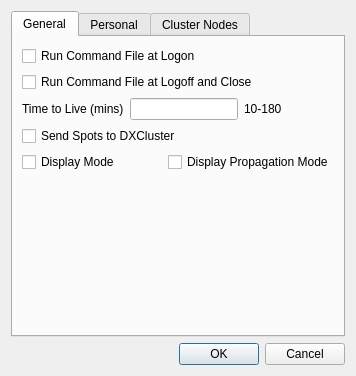
The window that mqt/MqtCluster/setupdialog.ui (Rsclub22/Minos2-Mirror) describes before a commit, drawn with Qt 5.
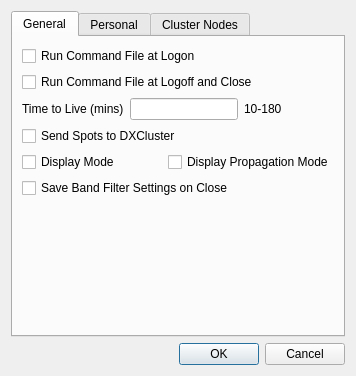
The same window after the commit. Custom widgets are drawn as their Qt base class.

Commit message: hide hf tab in cluster server and cluster client using removetab, save bandfilter settings in cluster server on close, plus add option to disable onclose save

What changed in the file:
```diff
--- a/mqt/MqtCluster/setupdialog.ui
+++ b/mqt/MqtCluster/setupdialog.ui
@@ -97,6 +97,13 @@
          </item>
         </layout>
        </item>
+       <item>
+        <widget class="QCheckBox" name="saveBandFilterSettingChkBox">
+         <property name="text">
+          <string>Save Band Filter Settings on Close</string>
+         </property>
+        </widget>
+       </item>
        <item>
         <spacer name="verticalSpacer_2">
          <property name="orientation">
```
The commit also changes 7 other files.
